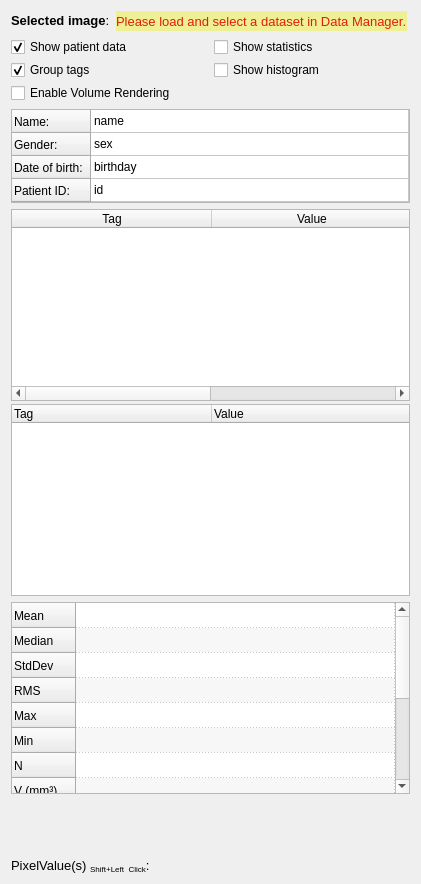
Old version of the form Plugins/my.popeproject.toolsplugin/src/internal/ToolsPluginControls.ui in the repository simedcn/mitkapps.
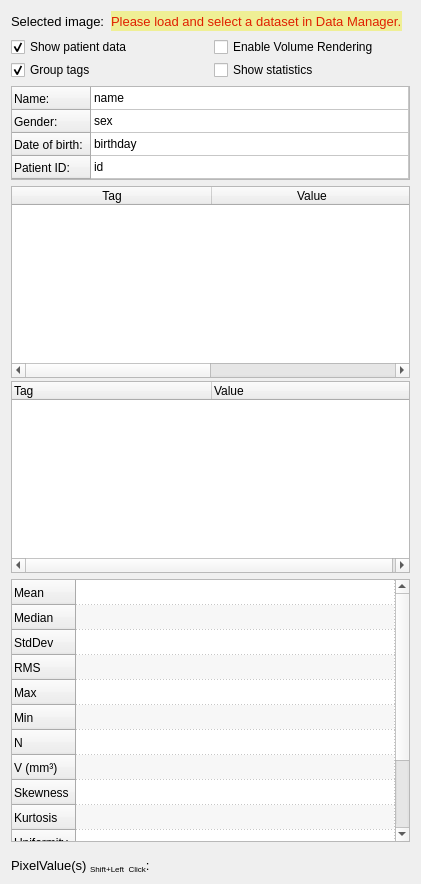
New version of the form. Custom widgets are drawn as their Qt base class.

Commit message: OrganPrint: selection in DataManager. POPE: UI, DICOM tags, brightness corectness & update, statistics calculation.

What changed in the file:
```diff
--- a/Plugins/my.popeproject.toolsplugin/src/internal/ToolsPluginControls.ui
+++ b/Plugins/my.popeproject.toolsplugin/src/internal/ToolsPluginControls.ui
@@ -106,7 +106,7 @@
      <item>
       <widget class="QLabel" name="label_SelectedImage">
        <property name="text">
-        <string>&lt;b&gt;Selected image&lt;/b&gt;:</string>
+        <string>Selected image:</string>
        </property>
       </widget>
      </item>
@@ -164,6 +164,13 @@
          </property>
         </widget>
        </item>
+      </layout>
+     </item>
+     <item>
+      <layout class="QVBoxLayout" name="verticalLayout_5">
+       <property name="spacing">
+        <number>3</number>
+       </property>
        <item>
         <widget class="QCheckBox" name="checkbox_EnableVolumeRendering">
          <property name="text">
@@ -171,13 +178,6 @@
          </property>
         </widget>
        </item>
-      </layout>
-     </item>
-     <item>
-      <layout class="QVBoxLayout" name="verticalLayout_5">
-       <property name="spacing">
-        <number>3</number>
-       </property>
        <item>
         <widget class="QCheckBox" name="checkBox_ShowStatistics">
          <property name="text">
@@ -185,20 +185,6 @@
          </property>
         </widget>
        </item>
-       <item>
-        <widget class="QCheckBox" name="checkBox_ShowHistogram">
-         <property name="text">
-          <string>Show histogram</string>
-         </property>
-        </widget>
-       </item>
-       <item>
-        <widget class="QLabel" name="label">
-         <property name="text">
-          <string/>
-         </property>
-        </widget>
-       </item>
       </layout>
      </item>
     </layout>
@@ -382,6 +368,9 @@
         <attribute name="headerDefaultSectionSize">
          <number>200</number>
         </attribute>
+        <attribute name="headerMinimumSectionSize">
+         <number>200</number>
+        </attribute>
         <column>
          <property name="text">
           <string>Tag</string>
@@ -557,36 +546,6 @@
      </column>
     </widget>
    </item>
-   <item>
-    <widget class="QStackedWidget" name="StatisticsWidgetStack">
-     <property name="enabled">
-      <bool>false</bool>
-     </property>
-     <property name="minimumSize">
-      <size>
-       <width>0</width>
-       <height>0</height>
-      </size>
-     </property>
-     <property name="currentIndex">
-      <number>0</number>
-     </property>
-     <widget class="QmitkChartWidget" name="JSHistogram">
-      <property name="sizePolicy">
-       <sizepolicy hsizetype="Preferred" vsizetype="Fixed">
-        <horstretch>0</horstretch>
-        <verstretch>0</verstretch>
-       </sizepolicy>
-      </property>
-      <property name="maximumSize">
-       <size>
-        <width>16777215</width>
-        <height>236</height>
-       </size>
-      </property>
-     </widget>
-    </widget>
-   </item>
    <item>
     <spacer name="verticalSpacer">
      <property name="orientation">
@@ -598,7 +557,7 @@
      <property name="sizeHint" stdset="0">
       <size>
        <width>10</width>
-       <height>20</height>
+       <height>10</height>
       </size>
      </property>
     </spacer>
@@ -620,13 +579,6 @@
   </layout>
  </widget>
  <layoutdefault spacing="6" margin="11"/>
- <customwidgets>
-  <customwidget>
-   <class>QmitkChartWidget</class>
-   <extends>QWidget</extends>
-   <header location="global">QmitkChartWidget.h</header>
-  </customwidget>
- </customwidgets>
  <resources/>
  <connections/>
 </ui>
```
The commit also changes 36 other files.
